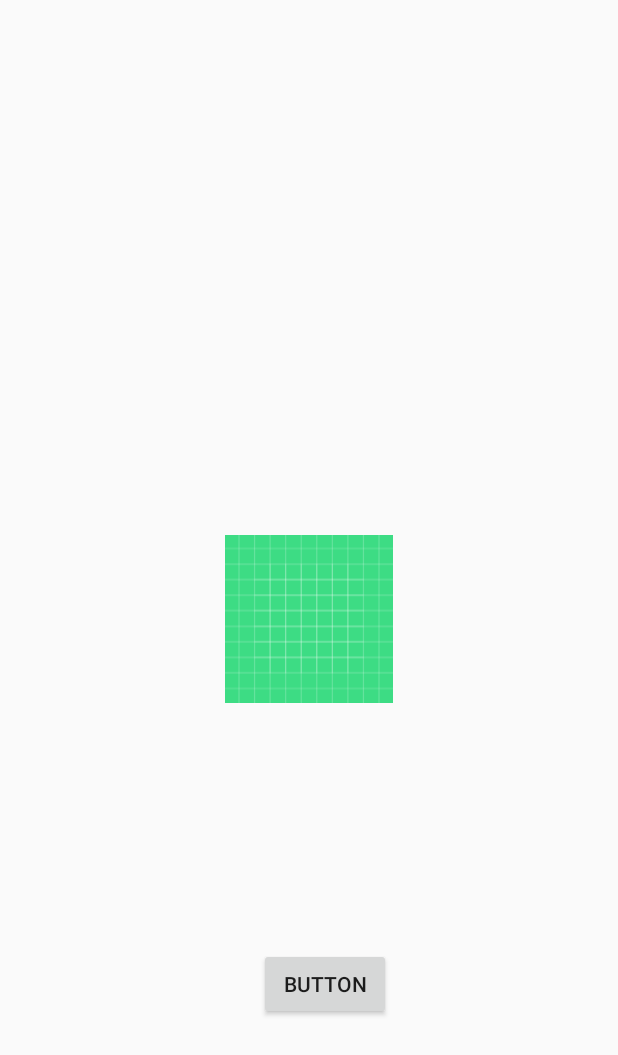
After one commit to davidgiladi/Face_Zon, an Android app: the layout activity_main2.xml on its own in the app's theme, with its tools: preview values and no code run, on a phone screen of 412 x 824 dp. The commit adds this screen. Shown: the top 1055 px of the screen. Run offline under Robolectric (Android 15) with nearby library versions, the phone set to English and light mode, and no system bars.

```diff
--- a/app/src/main/java/com/example/face/MainActivity.java
+++ b/app/src/main/java/com/example/face/MainActivity.java
@@ -69,7 +69,7 @@ public class MainActivity extends AppCompatActivity {
         });
     }
     public void add_object (View v){
-        startActivity(new Intent(getApplicationContext(), Add_Object.class));
+        startActivity(new Intent(getApplicationContext(), MainActivity2.class));
 
     }
 }
--- /dev/null
+++ b/app/src/main/res/layout/activity_main2.xml
@@ -0,0 +1,29 @@
+<?xml version="1.0" encoding="utf-8"?>
+<androidx.constraintlayout.widget.ConstraintLayout xmlns:android="http://schemas.android.com/apk/res/android"
+    xmlns:app="http://schemas.android.com/apk/res-auto"
+    xmlns:tools="http://schemas.android.com/tools"
+    android:layout_width="match_parent"
+    android:layout_height="match_parent"
+    tools:context=".MainActivity2">
+
+    <ImageView
+        android:id="@+id/image_1"
+        android:layout_width="112dp"
+        android:layout_height="119dp"
+        app:layout_constraintBottom_toBottomOf="parent"
+        app:layout_constraintEnd_toEndOf="parent"
+        app:layout_constraintStart_toStartOf="parent"
+        app:layout_constraintTop_toTopOf="parent"
+        app:srcCompat="@drawable/ic_launcher_background" />
+
+    <Button
+        android:id="@+id/bt_12"
+        android:layout_width="wrap_content"
+        android:layout_height="wrap_content"
+        android:layout_marginBottom="144dp"
+        android:text="Button"
+        app:layout_constraintBottom_toBottomOf="parent"
+        app:layout_constraintEnd_toEndOf="parent"
+        app:layout_constraintHorizontal_bias="0.532"
+        app:layout_constraintStart_toStartOf="parent" />
+</androidx.constraintlayout.widget.ConstraintLayout>
```
Also changed, not shown: app/build.gradle (+7 -5 lines), app/src/main/AndroidManifest.xml (+5 -2 lines), app/src/main/java/com/example/face/List_Object.java (+21 -8 lines), app/src/main/java/com/example/face/MainActivity2.java (added, +43 -0 lines), app/src/main/java/com/example/face/class_for_code/MyCustomAdapter.java (+8 -1 lines), app/src/main/java/com/example/face/class_for_code/Object_Information.java (+14 -1 lines), app/src/main/java/com/example/face/demo.java (+69 -50 lines), app/src/main/res/layout/row.xml (+9 -9 lines).
